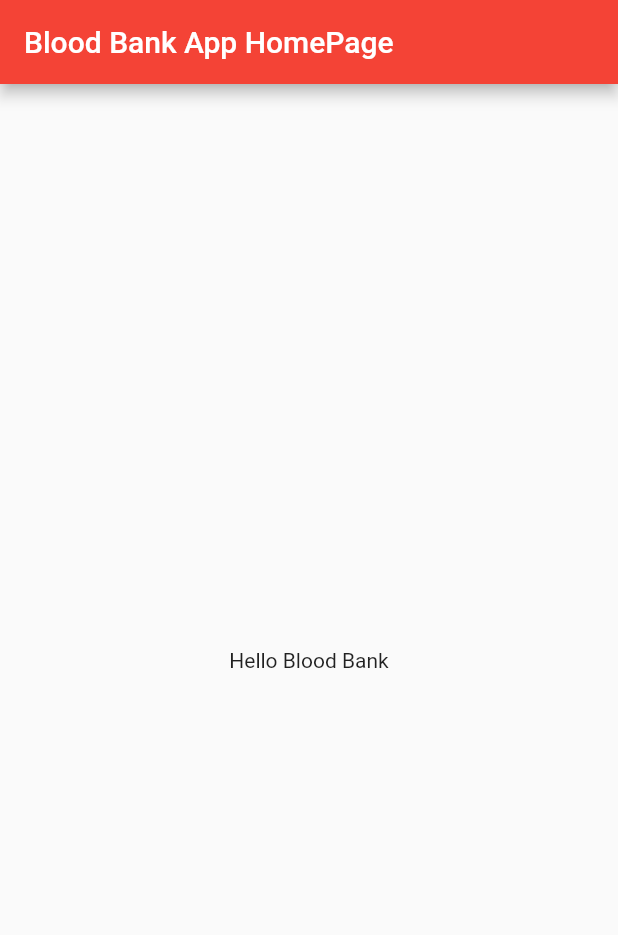
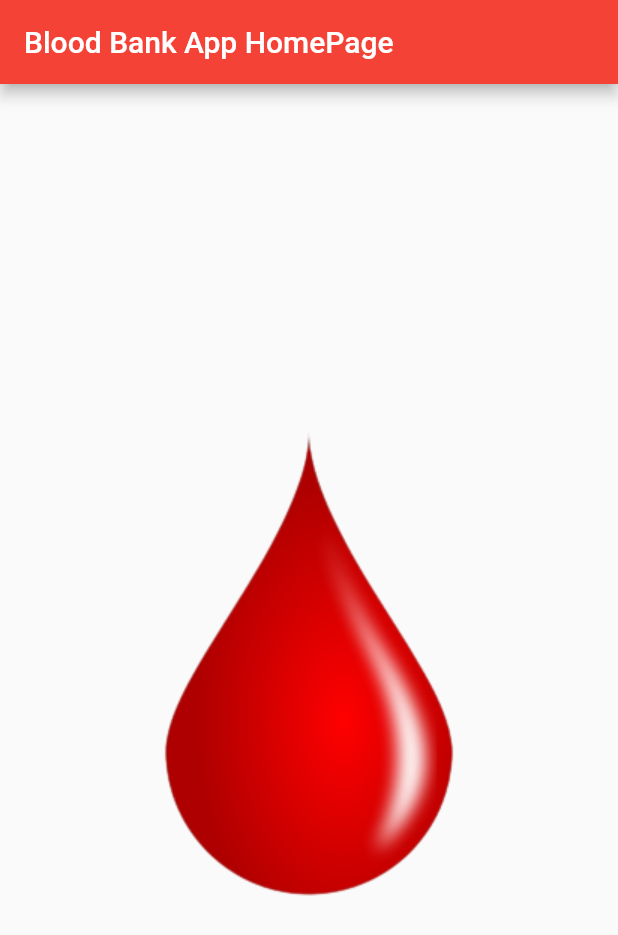
Before and after one commit to muzahidul190/flutter_blood_bank, a Flutter app: the screen it shows after launch, on a phone screen of 412 x 824 dp. Shown: the top 935 px of the screen. Run offline on Flutter 3.47's test engine with Material 2 defaults, Android fonts, the phone set to English and light mode, and no system bars.

```diff
--- a/lib/main.dart
+++ b/lib/main.dart
@@ -19,7 +19,9 @@ class MyApp extends StatelessWidget {
         appBar: AppBar(
           title: const Text('Blood Bank App HomePage'),
         ),
-        body: Center(child: Text('Hello Blood Bank')),
+        body: Center(
+          child: Image.asset('assets/images/icon.png'),
+        ),
       ),
     );
   }
```
Also changed, not shown: assets/images/icon.png, 40 other files.
